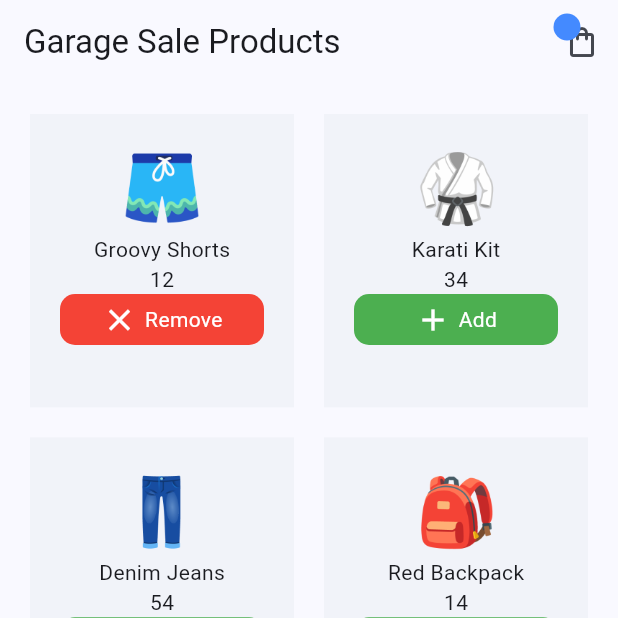
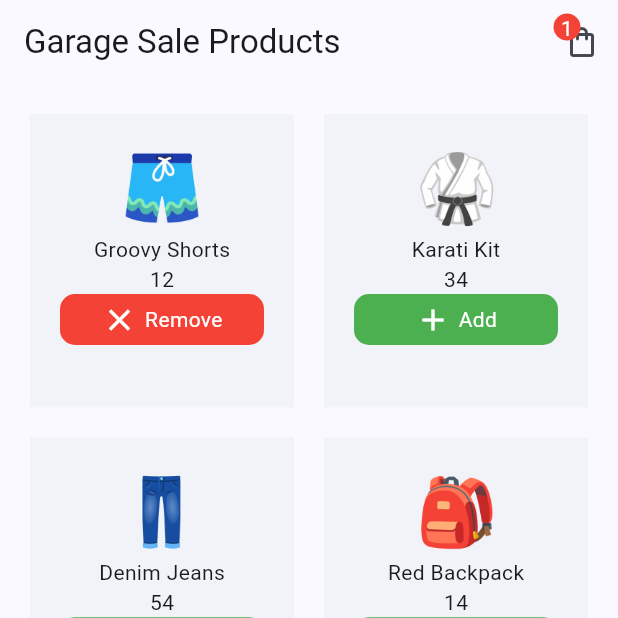
Before and after one commit to Ali-Ramadan3/riverpod_example, a Flutter app: the screen it shows after launch, after a tap on "Add", on a phone screen of 412 x 824 dp, the top half of it. Run offline on Flutter 3.47's test engine with Material 3 defaults, Android fonts, the phone set to English and light mode, and no system bars; our stand-ins replace flutter_riverpod, riverpod_annotation; generated files the repository leaves out were written again.

Commit message:
update cart notification number

```diff
--- a/lib/shared/cart_icon.dart
+++ b/lib/shared/cart_icon.dart
@@ -1,11 +1,14 @@
 import 'package:flutter/material.dart';
+import 'package:flutter_riverpod/flutter_riverpod.dart';
+import 'package:riverpod_example/provider/cart_notifier.dart';
 import 'package:riverpod_example/screens/cart/cart_screen.dart';
 
-class CartIcon extends StatelessWidget {
+class CartIcon extends ConsumerWidget {
   const CartIcon({super.key});
 
   @override
-  Widget build(BuildContext context) {
+  Widget build(BuildContext context, WidgetRef ref) {
+    final cartProductsLength = ref.watch(cartNotifierProvider).length;
     return Stack(
       children: [
         IconButton(
@@ -16,6 +19,7 @@ class CartIcon extends StatelessWidget {
           },
           icon: const Icon(Icons.shopping_bag_outlined),
         ),
+        cartProductsLength == 0?const SizedBox():
         Positioned(
           top: 5,
           left: 5,
@@ -25,7 +29,13 @@ class CartIcon extends StatelessWidget {
             alignment: Alignment.center,
             decoration: BoxDecoration(
               borderRadius: BorderRadius.circular(10),
-              color: Colors.blueAccent,
+              color: Colors.red,
+            ),
+            child: Center(
+              child: Text(
+                cartProductsLength.toString(),
+                style: const TextStyle(color: Colors.white),
+              ),
             ),
           ),
         ),
```
